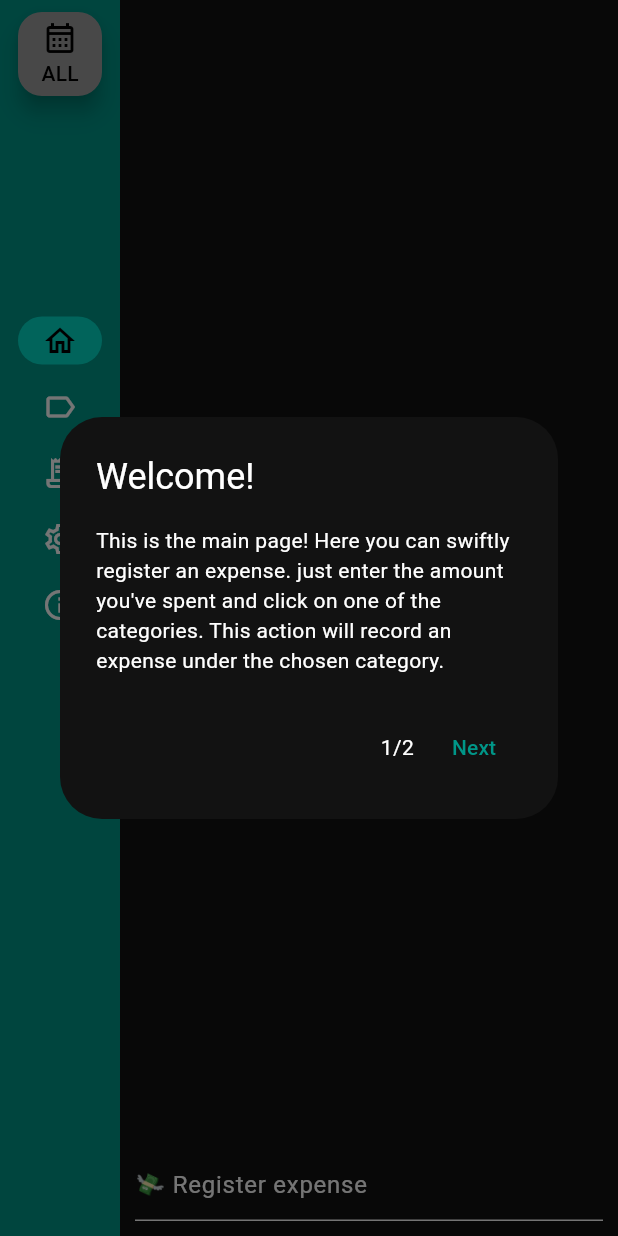
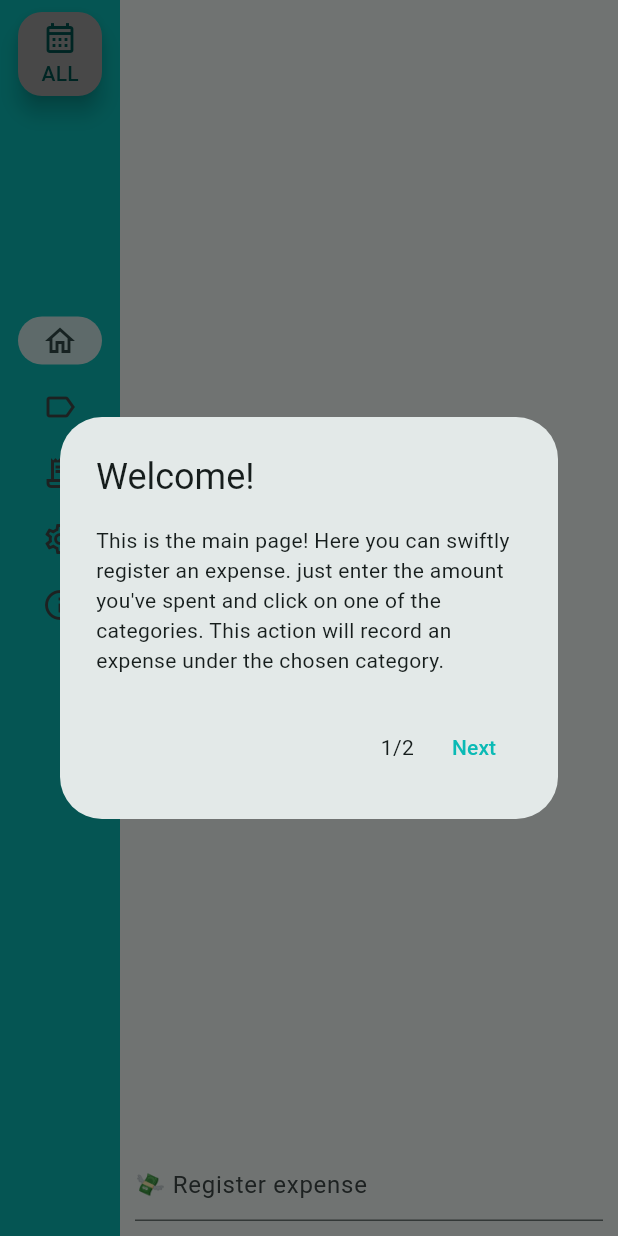
Before and after one commit to vicortez/spending-tracker, a Flutter app: the screen it shows after launch, on a phone screen of 412 x 824 dp. Run offline on Flutter 3.47's test engine with Material 3 defaults, Android fonts, the phone set to English and light mode, and no system bars; our stand-ins replace file_picker, fl_chart, month_picker_dialog, share_plus, shared_preferences; missing offline and left inert: excel.

Commit message:
pass theme to its own file

```diff
--- a/lib/main.dart
+++ b/lib/main.dart
@@ -15,6 +15,7 @@ import 'package:spending_tracker/repository/category/category_state.dart';
 import 'package:spending_tracker/repository/domain/domain_state.dart';
 import 'package:spending_tracker/repository/expense/expense_state.dart';
 import 'package:spending_tracker/repository/focused_month/focused_month_state.dart';
+import 'package:spending_tracker/theme/app_theme.dart';
 import 'package:spending_tracker/translations/translations.dart';
 
 void main() {
@@ -43,11 +44,9 @@ class MyApp extends StatelessWidget {
     return MaterialApp(
       navigatorKey: mainNavigatorKey,
       title: 'Spending tracker',
-      theme: ThemeData(
-        useMaterial3: true,
-        colorScheme: const ColorScheme.dark(primary: Colors.teal),
-        // colorScheme: ColorScheme.fromSeed(seedColor: Colors.teal),
-      ),
+      theme: AppTheme.light(),
+      darkTheme: AppTheme.dark(),
+      themeMode: ThemeMode.system,
       home: const MainPage(),
       builder: (context, child) {
         return BaseScaffold(body: child!);
@@ -132,7 +131,8 @@ class _MainPageState extends State<MainPage> {
       builder: (context, constraints) {
         return WillPopScope(
           onWillPop: () async {
-            if (nestedNavigatorKey.currentState != null && nestedNavigatorKey.currentState!.canPop()) {
+            if (nestedNavigatorKey.currentState != null &&
+                nestedNavigatorKey.currentState!.canPop()) {
               nestedNavigatorKey.currentState?.pop(context);
               return false;
             }
@@ -162,20 +162,32 @@ class _MainPageState extends State<MainPage> {
                     backgroundColor: Theme.of(context).colorScheme.primary,
                     extended: constraints.maxWidth >= 600,
                     destinations: const [
-                      NavigationRailDestination(icon: Icon(Icons.home_outlined), label: Text('Home')),
+                      NavigationRailDestination(
+                        icon: Icon(Icons.home_outlined),
+                        label: Text('Home'),
+                      ),
                       // NavigationRailDestination(
                       //   icon: Icon(
                       //     Icons.people_outline,
                       //   ),
                       //   label: Text('Shared expenses'), // TODO name
                       // ),
-                      NavigationRailDestination(icon: Icon(Icons.label_outline), label: Text('Manage categories')),
+                      NavigationRailDestination(
+                        icon: Icon(Icons.label_outline),
+                        label: Text('Manage categories'),
+                      ),
                       NavigationRailDestination(
                         icon: Icon(Icons.receipt_long_outlined),
                         label: Text('Spending report'),
                       ),
-                      NavigationRailDestination(icon: Icon(Icons.settings_outlined), label: Text('Settings')),
-                      NavigationRailDestination(icon: Icon(Icons.info_outline), label: Text('About')),
+                      NavigationRailDestination(
+                        icon: Icon(Icons.settings_outlined),
+                        label: Text('Settings'),
+                      ),
+                      NavigationRailDestination(
+                        icon: Icon(Icons.info_outline),
+                        label: Text('About'),
+                      ),
                     ],
                     groupAlignment: -.5,
                     selectedIndex: selectedIndex,
--- /dev/null
+++ b/lib/theme/app_theme.dart
@@ -0,0 +1,30 @@
+import 'package:flutter/material.dart';
+
+class AppTheme {
+  static const Color tiffanyBlue = Color(0xFF0ABAB5);
+  static const Color teal = Colors.teal;
+
+  static ThemeData light() {
+    return ThemeData(
+      useMaterial3: true,
+      colorScheme: ColorScheme.fromSeed(
+        seedColor: tiffanyBlue,
+        primary: tiffanyBlue,
+        brightness: Brightness.light,
+      ),
+      appBarTheme: const AppBarTheme(backgroundColor: tiffanyBlue, foregroundColor: Colors.white),
+    );
+  }
+
+  static ThemeData dark() {
+    return ThemeData(
+      useMaterial3: true,
+      colorScheme: ColorScheme.fromSeed(
+        seedColor: tiffanyBlue,
+        primary: tiffanyBlue,
+        brightness: Brightness.dark,
+      ),
+      appBarTheme: const AppBarTheme(backgroundColor: Colors.black87, foregroundColor: tiffanyBlue),
+    );
+  }
+}
```
Also changed, not shown: lib/theme/colors.dart (deleted).
